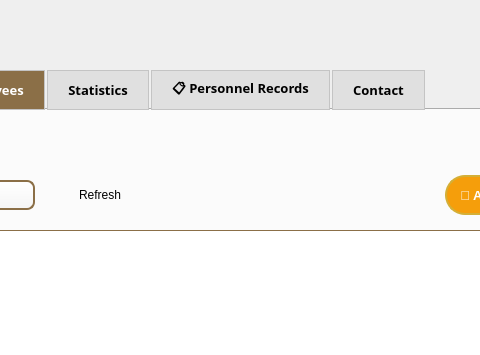
Above: employee_management.ui from rayenkb/Esprit--PI2AC---2A4--2526-HammerDown before the change; both pictures show x 347 to 827 and y 0 to 355 of the 1322 by 800 pixel window. Below: the same form after it.
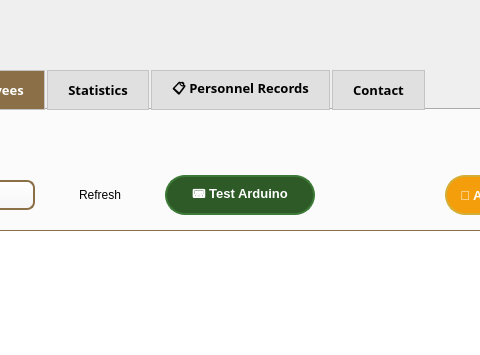
That is the form after the change. The open tabs and pages were chosen to show the change. Icons and pictures are not drawn.

Diff of the .ui file:
```diff
--- a/employee_management.ui
+++ b/employee_management.ui
@@ -785,6 +785,23 @@
       <string>Predict employee performance and identify high-potential talent</string>
      </property>
     </widget>
+    <widget class="QPushButton" name="btn_test_arduino">
+     <property name="geometry">
+      <rect>
+       <x>400</x>
+       <y>65</y>
+       <width>150</width>
+       <height>40</height>
+      </rect>
+     </property>
+     <property name="styleSheet">
+      <string notr="true">QPushButton { background-color: #2D5A27; border-radius: 20px; color: white; font-weight: bold; font-size: 13px; border: 2px solid #3E7A37; }
+QPushButton:hover { background-color: #3E7A37; border: 2px solid #FFF; }</string>
+     </property>
+     <property name="text">
+      <string>📟 Test Arduino</string>
+     </property>
+    </widget>
    </widget>
    <widget class="QWidget" name="tab_stats">
     <attribute name="title">
```
Left out of the diff: 19 changed lines with no effect on the pictures.
